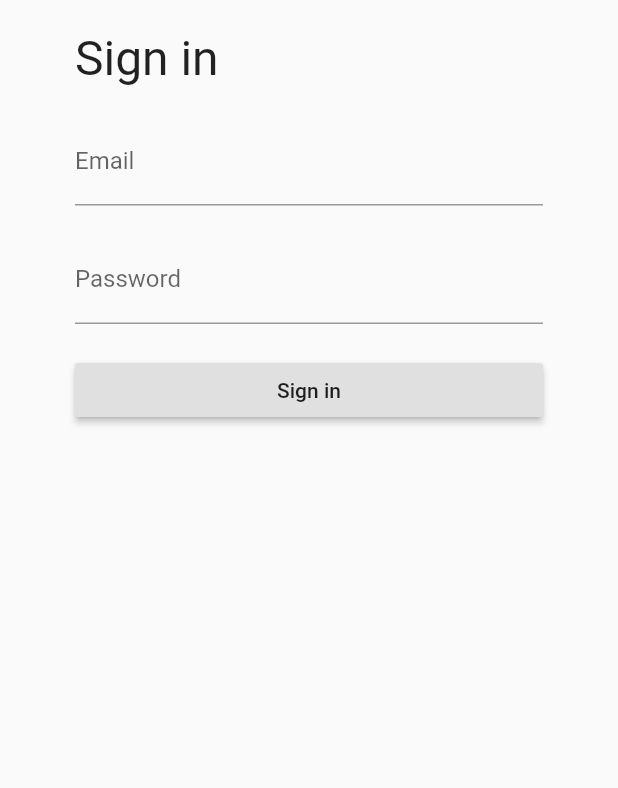
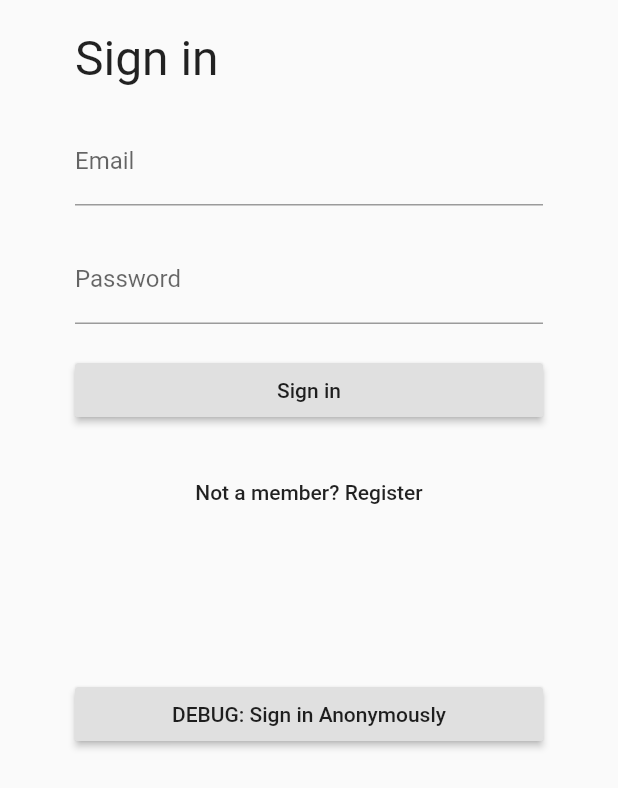
Before and after one commit to Bonita8411/AFQYApp, a Flutter app: the screen it shows after launch, on a phone screen of 412 x 824 dp. Shown: the top 788 px of the screen. Run offline on Flutter 3.47's test engine with Material 2 defaults, Android fonts, the phone set to English and light mode, and no system bars; our stand-ins replace firebase_auth; accounts and stored records are empty.

Commit message:
Can now toggle between sign in and register forms

```diff
--- /dev/null
+++ b/lib/screens/authentication/auth_screen.dart
@@ -0,0 +1,23 @@
+import 'package:afqyapp/screens/authentication/register_screen.dart';
+import 'package:afqyapp/screens/authentication/signin_screen.dart';
+import 'package:flutter/material.dart';
+
+class AuthScreen extends StatefulWidget {
+  @override
+  _AuthScreenState createState() => _AuthScreenState();
+}
+
+class _AuthScreenState extends State<AuthScreen> {
+  bool _showSignIn = true;
+
+  @override
+  Widget build(BuildContext context) {
+    return _showSignIn ? SignInScreen(toggleSignIn: toggleSignIn) : RegisterScreen(toggleSignIn: toggleSignIn);
+  }
+
+  void toggleSignIn(){
+    setState(() {
+      _showSignIn = !_showSignIn;
+    });
+  }
+}
--- a/lib/screens/authentication/auth_state_listener.dart
+++ b/lib/screens/authentication/auth_state_listener.dart
@@ -1,3 +1,4 @@
+import 'package:afqyapp/screens/authentication/auth_screen.dart';
 import 'package:afqyapp/screens/authentication/signin_screen.dart';
 import 'package:afqyapp/screens/home_screen.dart';
 import "package:flutter/material.dart";
@@ -12,7 +13,7 @@ class AuthStateListener extends StatelessWidget {
         if (snapshot.connectionState == ConnectionState.active) {
           FirebaseUser user = snapshot.data;
           if (user == null) {
-            return SignInScreen();
+            return AuthScreen();
           }
           return HomeScreen();
         } else {
--- a/lib/screens/authentication/signin_screen.dart
+++ b/lib/screens/authentication/signin_screen.dart
@@ -2,6 +2,10 @@ import 'package:afqyapp/services/auth_service.dart';
 import "package:flutter/material.dart";
 
 class SignInScreen extends StatefulWidget {
+  final Function toggleSignIn;
+
+  SignInScreen({this.toggleSignIn});
+
   @override
   _SignInScreenState createState() => _SignInScreenState();
 }
@@ -54,16 +58,22 @@ class _SignInScreenState extends State<SignInScreen> {
                   onPressed: () async {
                     AuthService.signInWithEmailAndPassword(_email, _password);
                   },
-                )
+                ),
+                SizedBox(height: 20.0),
+                FlatButton(
+                  child: Text("Not a member? Register"),
+                  onPressed: widget.toggleSignIn,
+                ),
+                SizedBox(height: 100.0),
                 //The anonymous Sign in is for testing only, remove in release versions
-//                RaisedButton(
-//                  child: Text("Sign in Anonymously"),
-//                  onPressed: () {
-//                    AuthService.signInAnon().catchError((error) {
-//                      print(error);
-//                    });
-//                  },
-//                ),
+                RaisedButton(
+                  child: Text("DEBUG: Sign in Anonymously"),
+                  onPressed: () {
+                    AuthService.signInAnon().catchError((error) {
+                      print(error);
+                    });
+                  },
+                ),
               ],
             ),
           ),
```
Also changed, not shown: lib/screens/authentication/register_screen.dart (+10 -1 lines).
